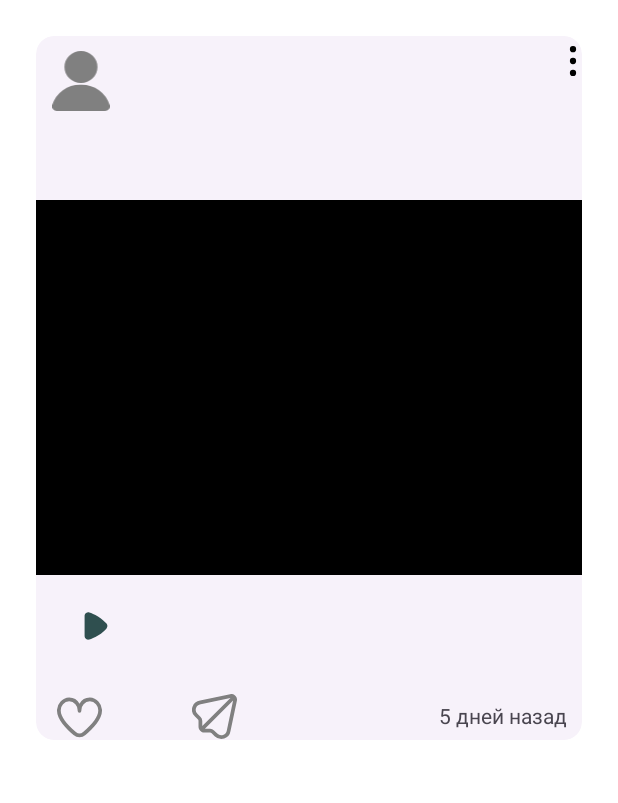
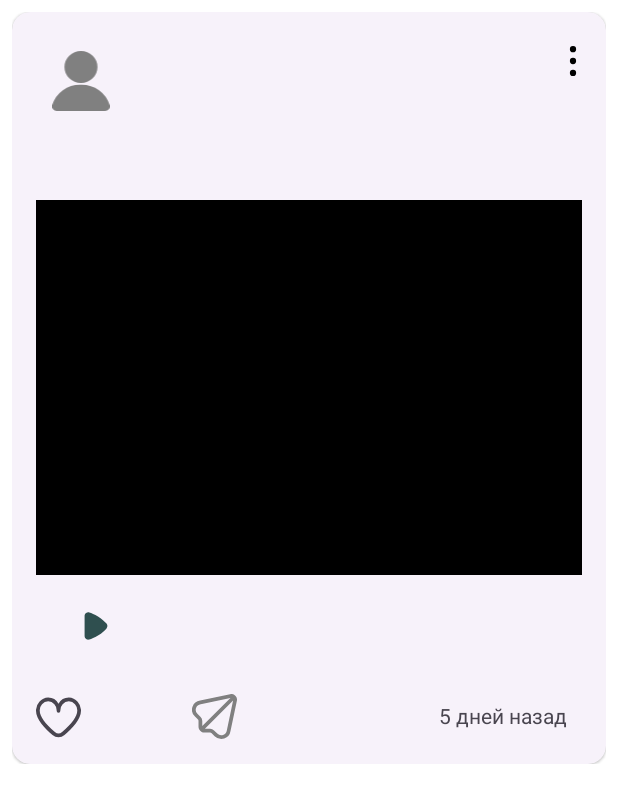
Before and after one commit to Reenat012/NeWork, an Android app: the layout fragment_post_card.xml on its own in the app's theme, with its tools: preview values and no code run, on a phone screen of 412 x 824 dp. Shown: the top 803 px of the screen. Run offline under Robolectric (Android 15) with nearby library versions, the phone set to English and light mode, and no system bars.

Commit message:
commit 23.01.2025 15:58

```diff
--- a/app/src/main/java/com/example/nework2/activity/UsersFragment.kt
+++ b/app/src/main/java/com/example/nework2/activity/UsersFragment.kt
@@ -74,6 +74,7 @@ class UsersFragment : Fragment() {
             else -> null
         }
 
+
         val userAdapter = UserAdapter(object : OnInteractionListener {
             override fun like(feedItem: FeedItem) {}
             override fun delete(feedItem: FeedItem) {}
@@ -89,7 +90,7 @@ class UsersFragment : Fragment() {
 
             override fun openCard(feedItem: FeedItem) {
                 parentNavController?.navigate(
-                    R.id.action_feedFragment_to_usersFragment,
+                    R.id.action_feedFragment_to_detailUserFragment,
                     bundleOf(AppConst.USER_ID to feedItem.id)
                 )
             }
@@ -163,8 +164,6 @@ class UsersFragment : Fragment() {
             findNavController().navigateUp()
         }
 
-
         return binding.root
     }
-
 }
--- a/app/src/main/java/com/example/nework2/adapter/UserAdapter.kt
+++ b/app/src/main/java/com/example/nework2/adapter/UserAdapter.kt
@@ -9,6 +9,7 @@ import com.example.nework2.databinding.CardUserBinding
 import com.example.nework2.dto.FeedItem
 import com.example.nework2.dto.UserResponse
 import com.example.nework2.view.load
+import com.example.nework2.view.loadAvatar
 
 class UserAdapter(
     private val onInteractionListener: OnInteractionListener,
@@ -38,7 +39,7 @@ class UserViewHolder(
         with(binding) {
             authorName.text = userResponse.name
             authorLogin.text = userResponse.login
-            userResponse.avatar?.let { authorAvatar.load(it) }
+            authorAvatar.loadAvatar(userResponse.avatar)
             checkBox.isVisible = selectUser
             checkBox.isChecked = userResponse.selected
 
--- a/app/src/main/java/com/example/nework2/api/ApiModule.kt
+++ b/app/src/main/java/com/example/nework2/api/ApiModule.kt
@@ -70,7 +70,6 @@ class ApiModule {
         }
         .build()
 
-    @RequiresApi(Build.VERSION_CODES.O)
     @Provides
     fun provideRetrofit(okHttpClient: OkHttpClient) : Retrofit = Retrofit.Builder()
         .addConverterFactory(
--- a/app/src/main/java/com/example/nework2/viewmodel/EventViewModel.kt
+++ b/app/src/main/java/com/example/nework2/viewmodel/EventViewModel.kt
@@ -22,6 +22,7 @@ import com.example.nework2.repository.AuthRepository
 import com.example.nework2.repository.EventRepository
 import com.example.nework2.repository.Repository
 import com.example.nework2.repository.UserRepository
+import com.example.nework2.repositoryImpl.PostRepositoryImpl
 import com.example.nework2.repositoryImpl.RepositoryImpl
 import com.yandex.mapkit.geometry.Point
 import dagger.hilt.android.lifecycle.HiltViewModel
@@ -65,6 +66,7 @@ val emptyEvent = Event(
 class EventViewModel @Inject constructor(
     private val eventRepository: RepositoryImpl,
     private val userRepository: RepositoryImpl,
+    private val postRepositoryImpl: PostRepositoryImpl,
     appAuth: AppAuth
 ) : ViewModel() {
 
@@ -185,7 +187,7 @@ class EventViewModel @Inject constructor(
                 if (it.size > 4) it.take(5) else it
             }
             .map {
-                viewModelScope.async { userRepository.getUser(it) }
+                viewModelScope.async { postRepositoryImpl.getUser(it) }
             }.awaitAll()
 
         synchronized(involvedData) {
--- a/app/src/main/java/com/example/nework2/viewmodel/UserViewModel.kt
+++ b/app/src/main/java/com/example/nework2/viewmodel/UserViewModel.kt
@@ -10,6 +10,7 @@ import com.example.nework2.dto.FeedItem
 import com.example.nework2.dto.UserResponse
 import com.example.nework2.repository.Repository
 import com.example.nework2.repository.UserRepository
+import com.example.nework2.repositoryImpl.PostRepositoryImpl
 import com.example.nework2.repositoryImpl.RepositoryImpl
 import dagger.hilt.android.lifecycle.HiltViewModel
 import kotlinx.coroutines.Dispatchers
@@ -21,7 +22,8 @@ import javax.inject.Inject
 
 @HiltViewModel
 class UserViewModel @Inject constructor(
-    private val userRepository: RepositoryImpl
+    private val userRepository: RepositoryImpl,
+    private val postRepositoryImpl: PostRepositoryImpl
 ) : ViewModel() {
     val dataUsers: Flow<PagingData<FeedItem>> =
         userRepository.dataUsers.map {
@@ -34,7 +36,7 @@ class UserViewModel @Inject constructor(
     val dataUser: LiveData<UserResponse> = _dataUser
 
     fun getUser(userId: Long) = viewModelScope.launch {
-        _dataUser.value = userRepository.getUser(userId)
+        _dataUser.value = postRepositoryImpl.getUser(userId)
     }
 
 }
--- /dev/null
+++ b/app/src/main/res/color/like_checkbox_tint.xml
@@ -0,0 +1,5 @@
+<?xml version="1.0" encoding="utf-8"?>
+<selector xmlns:android="http://schemas.android.com/apk/res/android">
+    <item android:color="#ff0000" android:state_checked="true"/>
+    <item android:color="?attr/colorControlNormal" />
+</selector>
--- a/app/src/main/res/layout/fragment_post_card.xml
+++ b/app/src/main/res/layout/fragment_post_card.xml
@@ -6,8 +6,7 @@
     android:layout_width="match_parent"
     android:layout_height="wrap_content"
     android:layout_margin="@dimen/margin_card_post"
-    android:background="@color/white"
-    android:padding="@dimen/padding">
+    android:background="@color/white">
 
     <com.google.android.material.card.MaterialCardView
         android:id="@+id/cardPost"
@@ -19,7 +18,8 @@
 
         <androidx.constraintlayout.widget.ConstraintLayout
             android:layout_width="match_parent"
-            android:layout_height="match_parent">
+            android:layout_height="match_parent"
+            android:padding="@dimen/padding">
 
         <ImageView
             android:id="@+id/photo_iv"
@@ -110,15 +110,14 @@
 
         <com.google.android.material.button.MaterialButton
             android:id="@+id/iv_likes"
-            style="@style/Widget.Material3.Button.IconButton"
+            style="@style/Widget.AppTheme.LikeButton"
             android:layout_width="@dimen/icons_width"
             android:layout_height="@dimen/icons_height"
             android:layout_marginTop="@dimen/margin_start"
             android:checkable="true"
-            android:text=""
             app:icon="@drawable/like"
             app:iconSize="@dimen/icons_size"
-            app:iconTint="@color/Gray"
+            android:contentDescription="@string/button_like"
             app:layout_constraintBottom_toBottomOf="parent"
             app:layout_constraintStart_toStartOf="parent"
             app:layout_constraintTop_toBottomOf="@id/barrier_bottom" />
@@ -137,7 +136,6 @@
             app:layout_constraintStart_toEndOf="@id/iv_likes"
             app:layout_constraintTop_toBottomOf="@id/barrier_bottom"
             tools:layout_editor_absoluteX="140dp" />
-
 
         <TextView
             android:id="@+id/date_publ"
--- a/app/src/main/res/navigation/nav_graph.xml
+++ b/app/src/main/res/navigation/nav_graph.xml
@@ -104,7 +104,11 @@
         android:id="@+id/usersFragment"
         android:name="com.example.nework2.activity.UsersFragment"
         android:label="fragment_users"
-        tools:layout="@layout/fragment_users" />
+        tools:layout="@layout/fragment_users" >
+        <action
+            android:id="@+id/action_usersFragment_to_detailUserFragment"
+            app:destination="@id/detailUserFragment" />
+    </fragment>
     <fragment
         android:id="@+id/postsFragment"
         android:name="com.example.nework2.activity.PostsFragment"
--- a/app/src/main/res/values/themes.xml
+++ b/app/src/main/res/values/themes.xml
@@ -90,5 +90,18 @@
 
     </style>
 
+    <style name="Widget.AppTheme.LikeCheckBox" parent="Widget.MaterialComponents.CompoundButton.CheckBox">
+        <item name="buttonTint">@color/like_checkbox_tint</item>
+        <item name="android:padding">0dp</item>
+    </style>
+
+    <style name="Widget.AppTheme.LikeButton" parent="Widget.MaterialComponents.Button.TextButton.Icon">
+        <item name="iconTint">@color/like_checkbox_tint</item>
+        <item name="android:minWidth">0dp</item>
+        <item name="android:minHeight">0dp</item>
+        <item name="android:padding">0dp</item>
+        <item name="backgroundTint">@android:color/transparent</item>
+    </style>
+
     <style name="Theme.NeWork2" parent="Base.Theme.NeWork2" />
 </resources>
```
Also changed, not shown: app/src/main/java/com/example/nework2/dto/Attachment.kt (added, +8 -0 lines), app/src/main/java/com/example/nework2/dto/Post.kt (+0 -10 lines), app/src/main/java/com/example/nework2/repository/Repository.kt (+0 -11 lines), app/src/main/java/com/example/nework2/repositoryImpl/PostRepositoryImpl.kt (+11 -10 lines), app/src/main/java/com/example/nework2/repositoryImpl/RepositoryImpl.kt (+7 -106 lines), app/src/main/java/com/example/nework2/viewmodel/PostViewModel.kt (+0 -7 lines), 2 other files.
